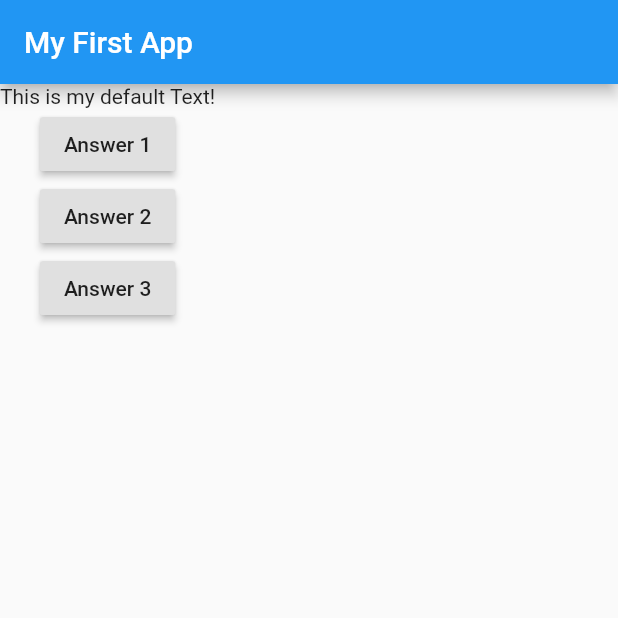
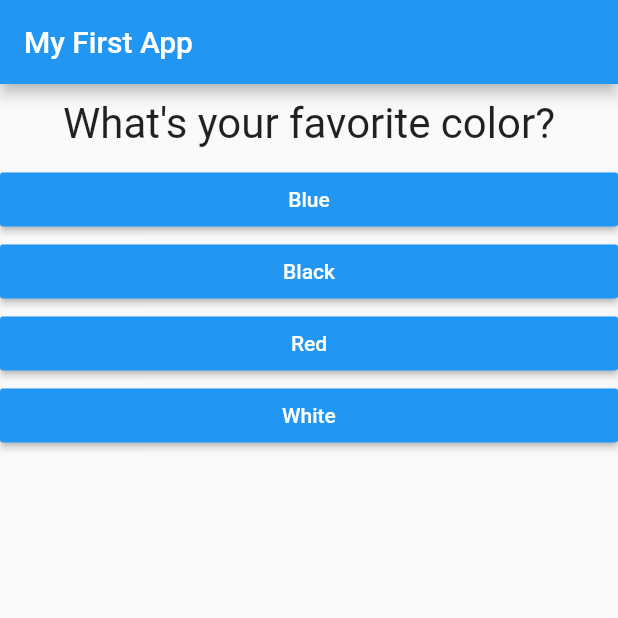
Before and after one commit to kefeh/my_app, a Flutter app: the screen it shows after launch, on a phone screen of 412 x 824 dp, the top half of it. Run offline on Flutter 3.47's test engine with Material 2 defaults, Android fonts, the phone set to English and light mode, and no system bars.

```diff
--- /dev/null
+++ b/lib/answer.dart
@@ -0,0 +1,22 @@
+import 'package:flutter/material.dart';
+
+class Answer extends StatelessWidget {
+  final Function selectHandler;
+  final String answerText;
+
+  Answer(this.selectHandler, this.answerText);
+
+
+  @override
+  Widget build(BuildContext context) {
+    return Container(
+      width: double.infinity,
+      child: RaisedButton(
+        child: Text(this.answerText),
+        color: Colors.blue,
+        textColor: Colors.white,
+        onPressed: this.selectHandler,
+      ),
+    );
+  }
+}
--- a/lib/main.dart
+++ b/lib/main.dart
@@ -1,20 +1,44 @@
 import 'package:flutter/material.dart';
+
+import './question.dart';
+import './answer.dart';
 
 void main(List<String> args) {
   runApp(MyApp());
 }
 
-class MyApp extends StatelessWidget {
-  void answerQuestion() {
-    print('Answer chosen!');
+class MyApp extends StatefulWidget {
+  @override
+  _MyAppState createState() => _MyAppState();
+}
+
+class _MyAppState extends State<MyApp> {
+  var _questionIndex = 0;
+
+  void _answerQuestion() {
+    setState(() {
+      _questionIndex += 1;
+    });
+    print(this._questionIndex);
   }
 
   @override
   Widget build(BuildContext context) {
-    var questions = [
-      'What\'s your favorite color?',
-      'What\'s your favorite animal?'
+    const questions = [
+      {
+        'questionText': 'What\'s your favorite color?',
+        'answers': ['Blue', 'Black', 'Red', 'White']
+      },
+      {
+        'questionText': 'What\'s your favorite animal?',
+        'answers': ['Rabbit', 'Lion', 'Panther', 'Rat']
+      },
+      {
+        'questionText': 'Who\'s your favorite Musician?',
+        'answers': ['Micheal Jackson', 'Petit Pays', 'Arafat', '2 Face']
+      }
     ];
+
     return MaterialApp(
       home: Scaffold(
         appBar: AppBar(
@@ -22,21 +46,11 @@ class MyApp extends StatelessWidget {
         ),
         body: Column(
           children: <Widget>[
-            Text('This is my default Text!'),
-            RaisedButton(
-              child: Text('Answer 1'),
-              onPressed: this.answerQuestion,
-            ),
-            RaisedButton(
-              child: Text('Answer 2'),
-              onPressed: () => print('Another button clicked'),
-            ),
-            RaisedButton(
-              child: Text('Answer 3'),
-              onPressed: () {
-                print('Answer 3 just been clicked');
-              },
-            ),
+            Question(questions[this._questionIndex]['questionText']),
+            ...(questions[this._questionIndex]['answers'] as List<String>)
+                .map((answer) {
+              return Answer(this._answerQuestion, answer);
+            }).toList()
           ],
         ),
       ),
--- /dev/null
+++ b/lib/question.dart
@@ -0,0 +1,20 @@
+import 'package:flutter/material.dart';
+
+class Question extends StatelessWidget {
+  final String questionText;
+
+  Question(this.questionText);
+
+  @override
+  Widget build(BuildContext context) {
+    return Container(
+      width: double.infinity,
+      margin: EdgeInsets.all(10),
+      child: Text(
+        this.questionText,
+        style: TextStyle(fontSize: 28),
+        textAlign: TextAlign.center,
+      ),
+    );
+  }
+}
--- a/pubspec.yaml
+++ b/pubspec.yaml
@@ -14,7 +14,7 @@ description: A new Flutter project.
 version: 1.0.0+1
 
 environment:
-  sdk: ">=2.1.0 <3.0.0"
+  sdk: ">=2.2.2 <3.0.0"
 
 dependencies:
   flutter:
```
Also changed, not shown: 1 other file.
